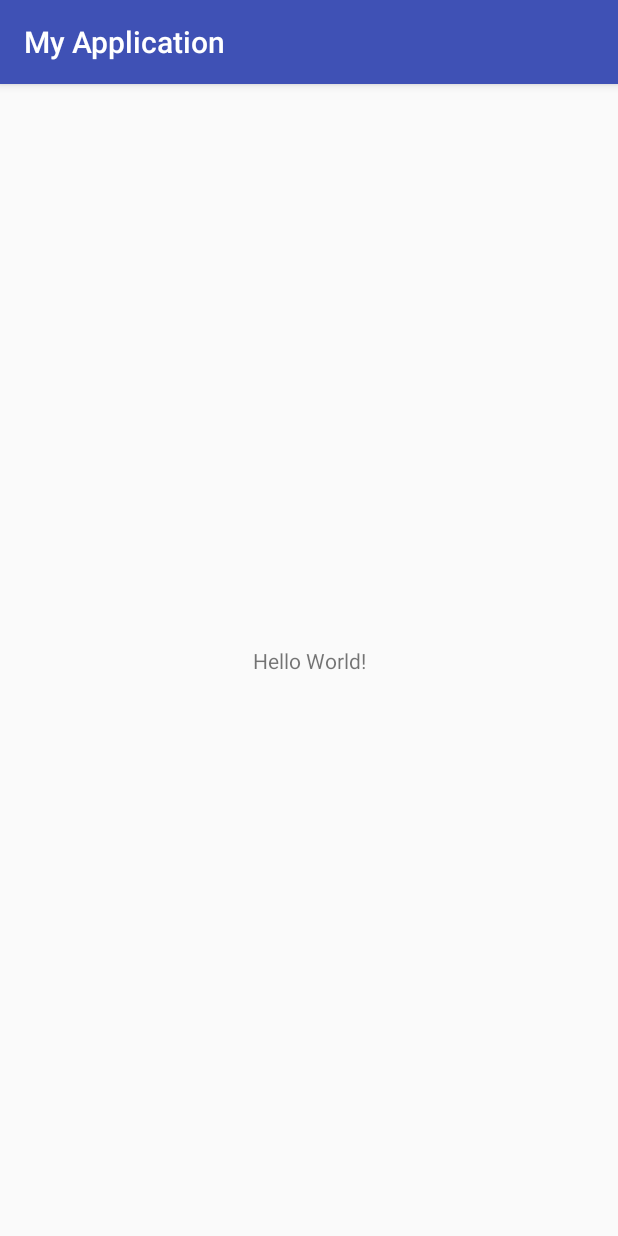
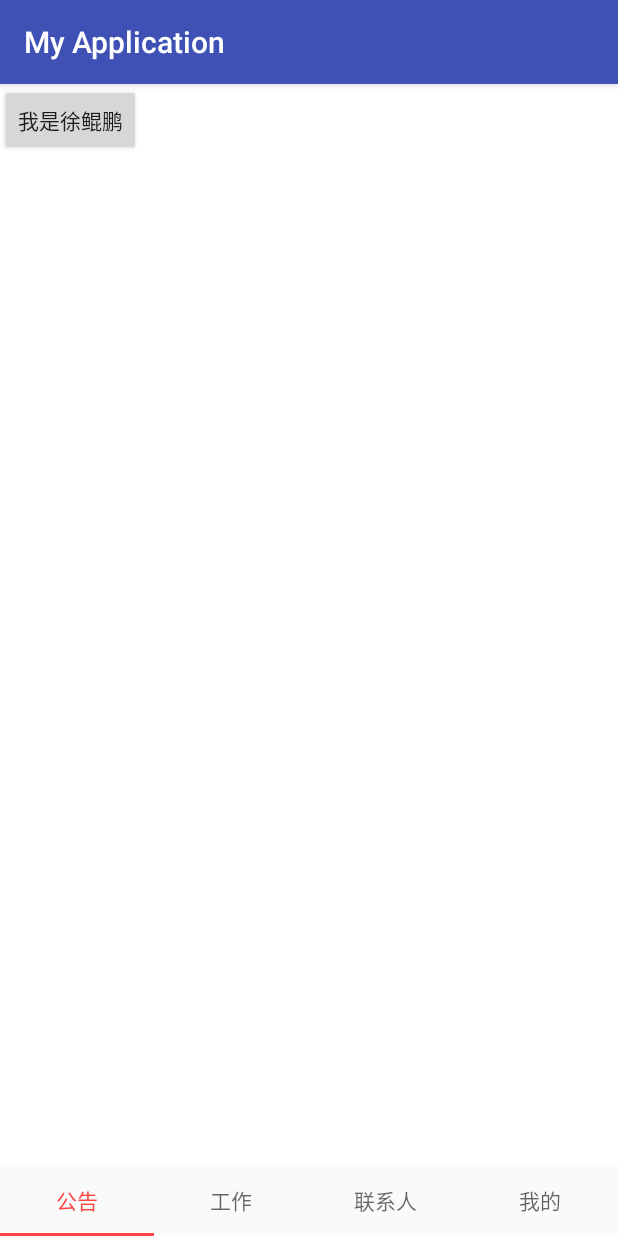
Before and after one commit to ocean789/RUAOA, an Android app: the screen it shows after launch (MainActivity), on a phone screen of 412 x 824 dp. Run offline under Robolectric (Android 15) with nearby library versions, the phone set to English and light mode, and no system bars.

Commit message:
主界面搭建

```diff
--- a/app/src/main/AndroidManifest.xml
+++ b/app/src/main/AndroidManifest.xml
@@ -9,11 +9,11 @@
         android:roundIcon="@mipmap/ic_launcher_round"
         android:supportsRtl="true"
         android:theme="@style/AppTheme">
-        <activity android:name=".MainActivity">
+        <activity android:name=".activity.MainActivity">
             <intent-filter>
-                <action android:name="android.intent.action.MAIN"/>
+                <action android:name="android.intent.action.MAIN" />
 
-                <category android:name="android.intent.category.LAUNCHER"/>
+                <category android:name="android.intent.category.LAUNCHER" />
             </intent-filter>
         </activity>
     </application>
--- a/app/src/main/java/com/example/lhh/myapplication/MainActivity.java
+++ /dev/null
@@ -1,17 +0,0 @@
-package com.example.lhh.myapplication;
-
-import android.support.v7.app.AppCompatActivity;
-import android.os.Bundle;
-import android.util.Log;
-
-public class MainActivity extends AppCompatActivity {
-
-    @Override
-    protected void onCreate(Bundle savedInstanceState) {
-        super.onCreate(savedInstanceState);
-        setContentView(R.layout.activity_main);
-        Log.i("tag","lhh");
-        Log.d("","");
-        Log.d("","6666");
-    }
-}
--- /dev/null
+++ b/app/src/main/java/com/example/lhh/myapplication/activity/MainActivity.java
@@ -0,0 +1,68 @@
+package com.example.lhh.myapplication.activity;
+
+import android.os.Bundle;
+import android.support.design.widget.TabLayout;
+import android.support.v4.app.FragmentManager;
+import android.support.v4.app.FragmentPagerAdapter;
+import android.support.v4.view.ViewPager;
+import android.support.v7.app.AppCompatActivity;
+
+import com.example.lhh.myapplication.R;
+import com.example.lhh.myapplication.fragment.BaseFragment;
+import com.example.lhh.myapplication.fragment.FragmentFactory;
+
+;
+
+/**
+ * Created by weiyufeng on 2017/7/14.
+ */
+
+public class MainActivity extends AppCompatActivity {
+    private TabLayout mTab;
+    private ViewPager mViewPager;
+
+    @Override
+    protected void onCreate(Bundle savedInstanceState) {
+        super.onCreate(savedInstanceState);
+        setContentView(R.layout.activity_main);
+        initView();
+        initData();
+    }
+
+    private void initData() {
+        ShortPagerAdapter adapter = new ShortPagerAdapter(getSupportFragmentManager());
+        mViewPager.setAdapter(adapter);
+        mTab.setupWithViewPager(mViewPager);
+
+    }
+
+    private void initView() {
+        mTab = (TabLayout) findViewById(R.id.tabLayout);
+        mViewPager = (ViewPager) findViewById(R.id.viewPager);
+    }
+
+    private class ShortPagerAdapter extends FragmentPagerAdapter {
+        public String[] mTilte;
+
+        public ShortPagerAdapter(FragmentManager fm) {
+            super(fm);
+            mTilte = getResources().getStringArray(R.array.tab_short_Title);
+        }
+
+        @Override
+        public CharSequence getPageTitle(int position) {
+            return mTilte[position];
+        }
+
+        @Override
+        public BaseFragment getItem(int position) {
+            BaseFragment fragment = FragmentFactory.createFragment(position);
+            return fragment;
+        }
+
+        @Override
+        public int getCount() {
+            return 4;
+        }
+    }
+}
--- /dev/null
+++ b/app/src/main/java/com/example/lhh/myapplication/fragment/BaseFragment.java
@@ -0,0 +1,39 @@
+package com.example.lhh.myapplication.fragment;
+
+
+import android.content.Context;
+import android.os.Bundle;
+import android.support.v4.app.Fragment;
+import android.view.LayoutInflater;
+import android.view.View;
+import android.view.ViewGroup;
+
+/**
+ * Created by weiyufeng on 2017/7/14.
+ */
+
+public abstract class BaseFragment extends Fragment {
+
+    protected Context mContent;
+
+    @Override
+    public void onCreate(Bundle savedInstanceState) {
+        super.onCreate(savedInstanceState);
+        mContent = getContext();//上下文。
+    }
+
+    @Override
+    public View onCreateView(LayoutInflater inflater, ViewGroup container, Bundle savedInstanceState) {
+        return initView();//初始化布局。
+    }
+
+    @Override
+    public void onActivityCreated(Bundle savedInstanceState) {
+        super.onActivityCreated(savedInstanceState);
+        loadData();//初始化数据。
+    }
+
+    protected abstract void loadData();
+
+    protected abstract View initView();
+}
--- /dev/null
+++ b/app/src/main/java/com/example/lhh/myapplication/fragment/FragmentFactory.java
@@ -0,0 +1,36 @@
+package com.example.lhh.myapplication.fragment;
+
+import java.util.HashMap;
+
+/**
+ * Created by weiyufeng on 2017/7/14.
+ */
+
+public class FragmentFactory {
+    private static HashMap<Integer, BaseFragment> mBaseFragments = new HashMap<Integer, BaseFragment>();
+
+    public static BaseFragment createFragment(int pos) {
+        BaseFragment baseFragment = mBaseFragments.get(pos);
+
+        if (baseFragment == null) {
+            switch (pos) {
+                case 0:
+                    baseFragment = new NoticeFragment();//公告
+                    break;
+                case 1:
+                    baseFragment = new WorkFragment();//工作
+                    break;
+                case 2:
+                    baseFragment = new ContactFragment();//联系人
+                    break;
+                case 3:
+                    baseFragment = new MyFragment();//我的
+                    break;
+
+
+            }
+            mBaseFragments.put(pos, baseFragment);
+        }
+        return baseFragment;
+    }
+}
--- /dev/null
+++ b/app/src/main/java/com/example/lhh/myapplication/fragment/NoticeFragment.java
@@ -0,0 +1,41 @@
+package com.example.lhh.myapplication.fragment;
+
+import android.os.Bundle;
+import android.view.LayoutInflater;
+import android.view.View;
+import android.view.ViewGroup;
+import android.widget.Button;
+import android.widget.Toast;
+
+import com.example.lhh.myapplication.R;
+
+/**
+ * Created by weiyufeng on 2017/7/14.
+ */
+
+public class NoticeFragment extends BaseFragment {
+
+    View view;
+    Button button;
+    protected void loadData() {
+
+    }
+
+    public View onCreateView(LayoutInflater inflater, ViewGroup container,
+                             Bundle savedInstanceState) {
+         view = inflater.inflate(R.layout.laoxu, container, false);
+        button=(Button)view.findViewById(R.id.but);
+        button.setOnClickListener(new View.OnClickListener() {
+            @Override
+            public void onClick(View view) {
+                Toast.makeText(mContent,"laoxua", Toast.LENGTH_SHORT).show();
+            }
+        });
+        return view;
+    }
+
+    @Override
+    protected View initView() {
+        return view;
+    }
+}
--- /dev/null
+++ b/app/src/main/java/com/example/lhh/myapplication/fragment/WorkFragment.java
@@ -0,0 +1,25 @@
+package com.example.lhh.myapplication.fragment;
+
+import android.os.Bundle;
+import android.view.LayoutInflater;
+import android.view.View;
+import android.view.ViewGroup;
+
+/**
+ * Created by weiyufeng on 2017/7/14.
+ */
+
+public class WorkFragment extends BaseFragment {
+    View view;
+    protected void loadData() {
+
+    }
+    public View onCreateView(LayoutInflater inflater, ViewGroup container,
+                             Bundle savedInstanceState) {
+
+    return view;
+    }
+    protected View initView() {
+        return view;
+    }
+}
--- a/app/src/main/res/layout/activity_main.xml
+++ b/app/src/main/res/layout/activity_main.xml
@@ -1,19 +1,28 @@
 <?xml version="1.0" encoding="utf-8"?>
-<android.support.constraint.ConstraintLayout
-    xmlns:android="http://schemas.android.com/apk/res/android"
+<LinearLayout xmlns:android="http://schemas.android.com/apk/res/android"
     xmlns:app="http://schemas.android.com/apk/res-auto"
-    xmlns:tools="http://schemas.android.com/tools"
+
     android:layout_width="match_parent"
     android:layout_height="match_parent"
-    tools:context="com.example.lhh.myapplication.MainActivity">
+    android:orientation="vertical"
+   >
 
-    <TextView
-        android:layout_width="wrap_content"
-        android:layout_height="wrap_content"
-        android:text="Hello World!"
-        app:layout_constraintBottom_toBottomOf="parent"
-        app:layout_constraintLeft_toLeftOf="parent"
-        app:layout_constraintRight_toRightOf="parent"
-        app:layout_constraintTop_toTopOf="parent"/>
 
-</android.support.constraint.ConstraintLayout>
+    <android.support.v4.view.ViewPager
+        android:id="@+id/viewPager"
+        android:layout_width="match_parent"
+        android:layout_height="0dp"
+        android:layout_weight="1"
+        android:background="@android:color/white" />
+
+        <android.support.design.widget.TabLayout
+            android:id="@+id/tabLayout"
+            android:layout_width="match_parent"
+            android:layout_height="wrap_content"
+            app:tabIndicatorColor="@android:color/holo_red_light"
+            app:tabIndicatorHeight="2dp"
+            app:tabMode="fixed"
+            app:tabSelectedTextColor="@android:color/holo_red_light">
+        </android.support.design.widget.TabLayout>
+
+    </LinearLayout>
--- /dev/null
+++ b/app/src/main/res/layout/laoxie.xml
@@ -0,0 +1,6 @@
+<?xml version="1.0" encoding="utf-8"?>
+<LinearLayout xmlns:android="http://schemas.android.com/apk/res/android"
+    android:orientation="vertical" android:layout_width="match_parent"
+    android:layout_height="match_parent">
+
+</LinearLayout>
--- /dev/null
+++ b/app/src/main/res/layout/laoxu.xml
@@ -0,0 +1,11 @@
+<?xml version="1.0" encoding="utf-8"?>
+<LinearLayout xmlns:android="http://schemas.android.com/apk/res/android"
+    android:orientation="vertical" android:layout_width="match_parent"
+    android:layout_height="match_parent">
+
+<Button
+    android:id="@+id/but"
+    android:layout_width="wrap_content"
+    android:layout_height="wrap_content"
+    android:text="我是徐鲲鹏"/>
+</LinearLayout>
--- /dev/null
+++ b/app/src/main/res/values/tab_title.xml
@@ -0,0 +1,9 @@
+<?xml version="1.0" encoding="utf-8"?>
+<resources>
+<string-array name="tab_short_Title">
+    <item>公告</item>
+    <item>工作</item>
+    <item>联系人</item>
+    <item>我的</item>
+</string-array>
+    </resources>
```
Also changed, not shown: app/build.gradle (+6 -5 lines), app/src/main/java/com/example/lhh/myapplication/fragment/ContactFragment.java (added, +27 -0 lines), app/src/main/java/com/example/lhh/myapplication/fragment/MyFragment.java (added, +27 -0 lines).
